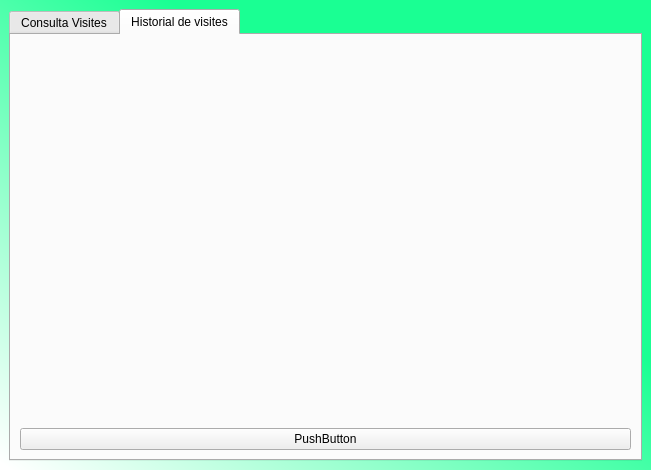
This is Vistes/Metge.ui in Jordiva/MongoDB as Qt 5 draws it before an edit. The edited form follows.
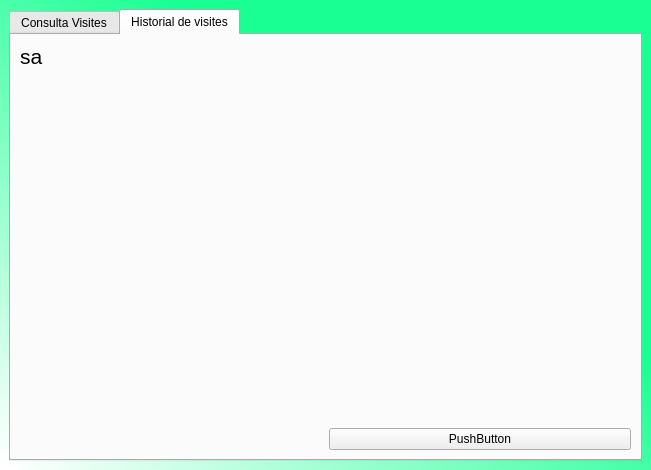
This is the edited form. The open tabs and pages were chosen to show the change.

```diff
--- a/Vistes/Metge.ui
+++ b/Vistes/Metge.ui
@@ -20,7 +20,7 @@
   </property>
   <widget class="QWidget" name="centralwidget">
    <layout class="QGridLayout" name="gridLayout">
-    <item row="1" column="0">
+    <item row="0" column="0">
      <widget class="QTabWidget" name="tabWidget">
       <property name="currentIndex">
        <number>0</number>
@@ -90,14 +90,27 @@
           </property>
           <property name="styleSheet">
            <string notr="true">font: 16pt &quot;MS Shell Dlg 2&quot;;
-color: white;</string>
+color: Black;</string>
           </property>
           <property name="text">
-           <string>&lt;html&gt;&lt;head/&gt;&lt;body&gt;&lt;p&gt;&lt;br/&gt;&lt;/p&gt;&lt;/body&gt;&lt;/html&gt;</string>
+           <string>&lt;html&gt;&lt;head/&gt;&lt;body&gt;&lt;p&gt;sa&lt;/p&gt;&lt;/body&gt;&lt;/html&gt;</string>
           </property>
          </widget>
         </item>
         <item row="1" column="0">
+         <spacer name="verticalSpacer_2">
+          <property name="orientation">
+           <enum>Qt::Vertical</enum>
+          </property>
+          <property name="sizeHint" stdset="0">
+           <size>
+            <width>20</width>
+            <height>40</height>
+           </size>
+          </property>
+         </spacer>
+        </item>
+        <item row="2" column="1">
          <widget class="QPushButton" name="pushButton_2">
           <property name="text">
            <string>PushButton</string>
```
Left out of the diff: 4 changed lines with no effect on the pictures.
